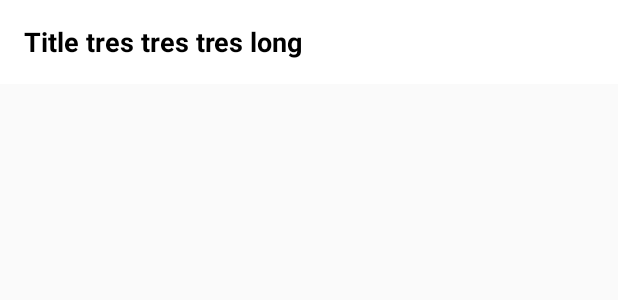
After one commit to Rob1SD/fabellas, an Android app: the layout toolbar.xml on its own in the app's theme, with its tools: preview values and no code run, on a phone screen of 412 x 824 dp. The commit adds this screen. Shown: the top 300 px of the screen. Run offline under Robolectric (Android 15) with nearby library versions, the phone set to English and light mode, and no system bars.

Commit message:
Made toolbar and general app Activity to handle it

```diff
--- a/app/src/main/AndroidManifest.xml
+++ b/app/src/main/AndroidManifest.xml
@@ -34,6 +34,8 @@
         </activity>
         <activity android:name=".PlaceStoriesActivity">
         </activity>
+        <activity android:name=".FabellasActivity">
+        </activity>
     </application>
 
 </manifest>
--- a/app/src/main/java/groupe_9/com/fabellas/MapActivity.java
+++ b/app/src/main/java/groupe_9/com/fabellas/MapActivity.java
@@ -11,7 +11,6 @@ import android.support.annotation.NonNull;
 import android.support.annotation.Nullable;
 import android.support.design.widget.Snackbar;
 import android.support.v7.app.AlertDialog;
-import android.support.v7.app.AppCompatActivity;
 import android.util.Log;
 import android.view.View;
 import android.widget.Toast;
@@ -47,7 +46,7 @@ import permissions.dispatcher.RuntimePermissions;
 
 @RuntimePermissions
 public class MapActivity
-        extends AppCompatActivity
+        extends FabellasActivity
         implements
         OnMapReadyCallback,
         GoogleApiClient.OnConnectionFailedListener,
@@ -71,6 +70,8 @@ public class MapActivity
     {
         super.onCreate(savedInstanceState);
         setContentView(R.layout.activity_map);
+
+        setUpToolbar(this, getString(R.string.app_name), false);
 
         mapContainer = findViewById(R.id.map_container);
 
--- /dev/null
+++ b/app/src/main/res/layout/toolbar.xml
@@ -0,0 +1,24 @@
+<?xml version="1.0" encoding="utf-8"?>
+<android.support.v7.widget.Toolbar
+    xmlns:android="http://schemas.android.com/apk/res/android"
+    xmlns:tools="http://schemas.android.com/tools"
+    android:id="@+id/toolbar"
+    android:layout_width="match_parent"
+    android:layout_height="wrap_content"
+    android:layout_alignParentTop="true"
+    android:background="@color/white"
+    android:minHeight="?android:attr/actionBarSize"
+    >
+
+    <TextView
+        android:id="@+id/title"
+        android:layout_width="wrap_content"
+        android:layout_height="wrap_content"
+        tools:text="Title tres tres tres long"
+        android:textStyle="bold"
+        android:textSize="18dp"
+        android:singleLine="true"
+        android:ellipsize="end"
+        android:textColor="@color/black"
+        />
+</android.support.v7.widget.Toolbar>
--- a/app/src/main/res/values/colors.xml
+++ b/app/src/main/res/values/colors.xml
@@ -3,4 +3,6 @@
     <color name="colorPrimary">#3F51B5</color>
     <color name="colorPrimaryDark">#303F9F</color>
     <color name="colorAccent">#FF4081</color>
+    <color name="white">#FFFFFF</color>
+    <color name="black">#000000</color>
 </resources>
--- a/app/src/main/res/values/styles.xml
+++ b/app/src/main/res/values/styles.xml
@@ -2,6 +2,8 @@
 
     <!-- Base application theme. -->
     <style name="AppTheme" parent="Theme.AppCompat.Light.DarkActionBar">
+        <item name="windowActionBar">false</item>
+        <item name="windowNoTitle">true</item>
         <!-- Customize your theme here. -->
         <item name="colorPrimary">@color/colorPrimary</item>
         <item name="colorPrimaryDark">@color/colorPrimaryDark</item>
```
Also changed, not shown: app/src/main/java/groupe_9/com/fabellas/FabellasActivity.java (added, +29 -0 lines), app/src/main/java/groupe_9/com/fabellas/PlaceStoriesActivity.java (+23 -3 lines), app/src/main/java/groupe_9/com/fabellas/annotations/ActivityAnnotation.java (added, +21 -0 lines), app/src/main/res/layout/activity_map.xml (+6 -2 lines), app/src/main/res/layout/activity_place_stories.xml (+12 -2 lines).
